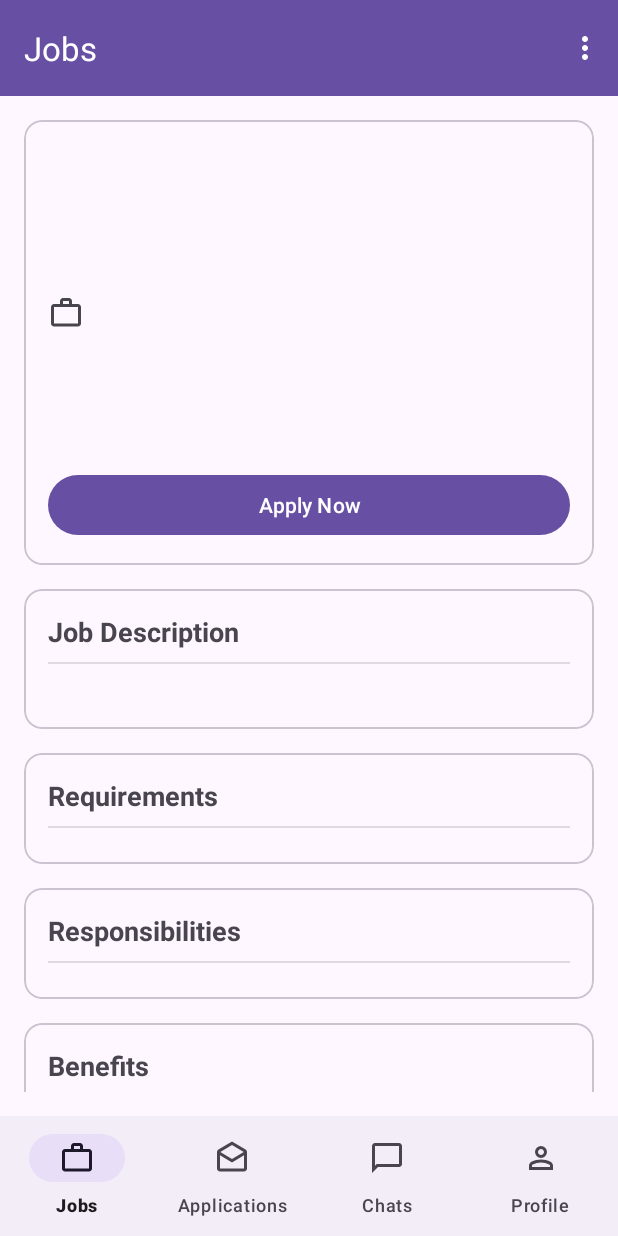
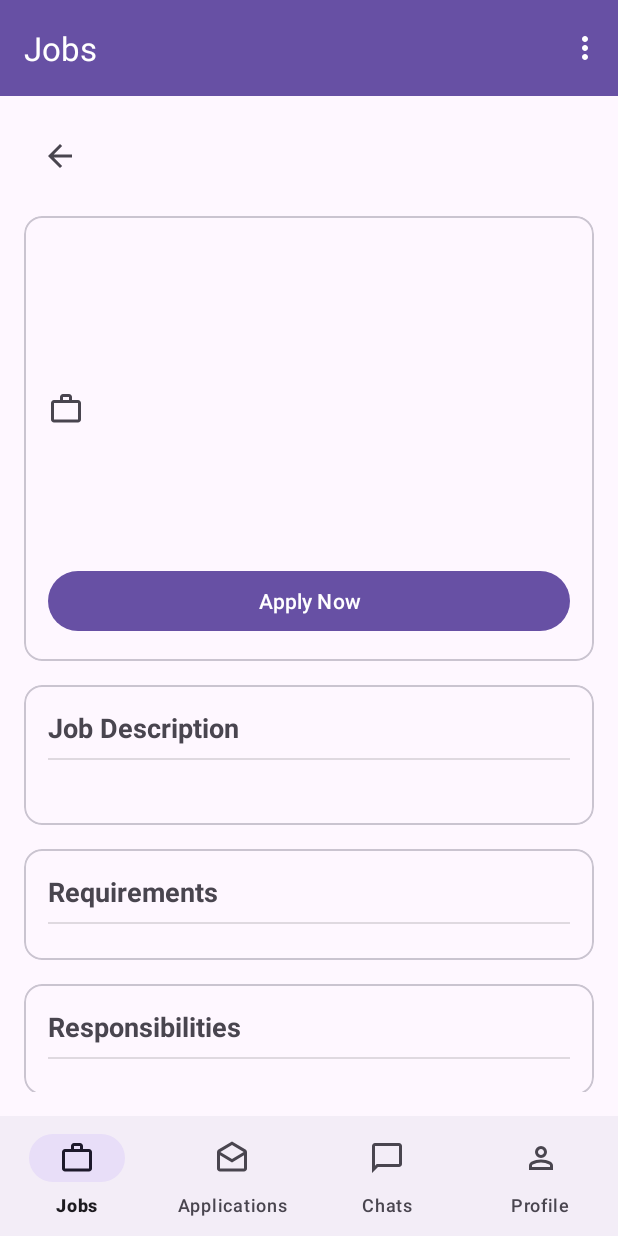
Before and after one commit to nduduzoMemela01/studyworks, an Android app: the fragment CandidateSingleJobFragment placed in its activity, on a phone screen of 412 x 824 dp. Run offline under Robolectric (Android 15) with nearby library versions, the phone set to English and light mode, and no system bars; our stand-ins replace CircleImageView, Firebase (no records; nobody signed in at launch, a user with empty details on screens opened directly), navigation-ui.

Commit message:
feat: Update CandidateJobApplicationFragment layout with color resource for error message and add back button in CandidateSingleJobFragment header

```diff
--- a/app/src/main/res/layout/fragment_candidate_job_application.xml
+++ b/app/src/main/res/layout/fragment_candidate_job_application.xml
@@ -44,7 +44,7 @@
             android:layout_height="wrap_content"
             android:background="#FFEBEE"
             android:padding="16dp"
-            android:textColor="#B71C1C"
+            android:textColor="@color/red_500"
             android:visibility="gone"
             tools:visibility="visible"
             tools:text="Error message"/>
--- a/app/src/main/res/layout/fragment_candidate_single_job.xml
+++ b/app/src/main/res/layout/fragment_candidate_single_job.xml
@@ -31,19 +31,34 @@
             android:layout_height="wrap_content"
             android:orientation="vertical">
 
+            <!-- Header -->
+            <LinearLayout
+                android:layout_width="match_parent"
+                android:layout_height="wrap_content"
+                android:orientation="horizontal"
+                android:gravity="center_vertical"
+                android:layout_marginBottom="16dp">
+
+                <ImageButton
+                    android:id="@+id/backButton"
+                    android:layout_width="48dp"
+                    android:layout_height="48dp"
+                    android:background="?attr/selectableItemBackgroundBorderless"
+                    android:src="@drawable/ic_arrow_back"
+                    android:contentDescription="Back"/>
+            </LinearLayout>
+
             <!-- Header Card -->
             <com.google.android.material.card.MaterialCardView
                 android:id="@+id/headerCard"
                 android:layout_width="match_parent"
                 android:layout_height="wrap_content"
                 android:layout_marginBottom="16dp">
-
                 <LinearLayout
                     android:layout_width="match_parent"
                     android:layout_height="wrap_content"
                     android:orientation="vertical"
                     android:padding="16dp">
-
                     <!-- Job Title -->
                     <TextView
                         android:id="@+id/tvJobTitle"
```
